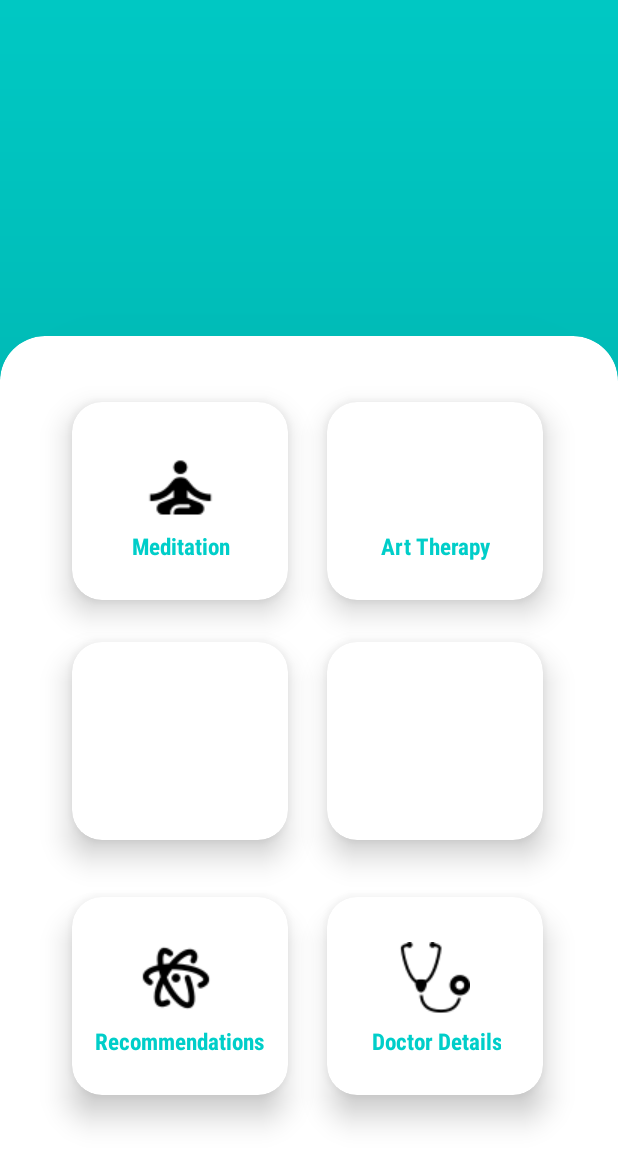
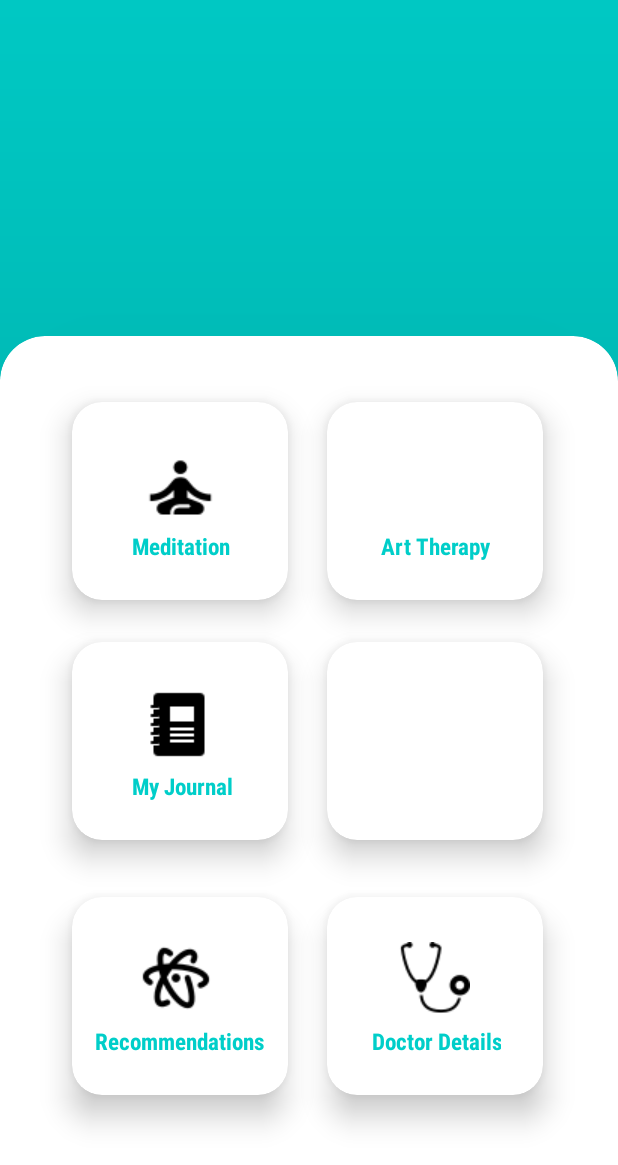
Before and after one commit to chanu16/MellowApp_test01, an Android app: the HomeActivity screen opened directly, with no data from a screen before it, on a phone screen of 412 x 824 dp. Shown: the top 1165 px of the screen. Run offline under Robolectric (Android 15) with nearby library versions, the phone set to English and light mode, and no system bars.

Commit message:
Connected the journal UIs

```diff
--- a/app/src/main/java/com/example/mellowapp/HomeActivity.java
+++ b/app/src/main/java/com/example/mellowapp/HomeActivity.java
@@ -23,4 +23,9 @@ public class HomeActivity extends AppCompatActivity {
         Intent intent = new Intent(getApplicationContext(), RecommendationMain.class);
         startActivity(intent);
     }
+
+    public void goToJournalFirst(View view) {
+        Intent intent = new Intent(getApplicationContext(), JournalFirstMenu.class);
+        startActivity(intent);
+    }
 }
--- a/app/src/main/res/layout/activity_home.xml
+++ b/app/src/main/res/layout/activity_home.xml
@@ -106,7 +106,31 @@
                 app:cardCornerRadius="20dp"
                 app:cardMaxElevation="12dp"
                 app:cardPreventCornerOverlap="true"
-                app:cardUseCompatPadding="true" />
+                app:cardUseCompatPadding="true" >
+
+                <ImageButton
+                    android:id="@+id/imageButton16"
+                    android:layout_width="wrap_content"
+                    android:layout_height="wrap_content"
+                    android:layout_marginLeft="45dp"
+                    android:layout_marginTop="30dp"
+                    android:background="@android:color/transparent"
+                    android:onClick="goToJournalFirst"
+                    app:srcCompat="@drawable/journal" />
+
+                <TextView
+                    android:id="@+id/textView37"
+                    android:layout_width="wrap_content"
+                    android:layout_height="wrap_content"
+                    android:layout_marginLeft="40dp"
+                    android:layout_marginTop="85dp"
+                    android:fontFamily="sans-serif-condensed-medium"
+                    android:textAlignment="center"
+                    android:textColor="@color/btcolor"
+                    android:textSize="15sp"
+                    android:textStyle="bold"
+                    android:text="My Journal" />
+            </androidx.cardview.widget.CardView>
 
             <androidx.cardview.widget.CardView
                 android:layout_width="180dp"
--- a/app/src/main/res/layout/activity_journal_entry_check.xml
+++ b/app/src/main/res/layout/activity_journal_entry_check.xml
@@ -116,8 +116,9 @@
         android:layout_width="136dp"
         android:layout_height="43dp"
         android:layout_marginTop="88dp"
+        android:background="@drawable/roundbutton"
+        android:onClick="goToJournalList"
         android:text="View History"
-        android:background="@drawable/roundbutton"
         android:textColor="@color/white"
         app:layout_constraintBottom_toBottomOf="parent"
         app:layout_constraintEnd_toEndOf="parent"
--- a/app/src/main/res/layout/activity_journal_first_menu.xml
+++ b/app/src/main/res/layout/activity_journal_first_menu.xml
@@ -69,10 +69,11 @@
         android:layout_marginTop="45dp"
         android:layout_marginEnd="23dp"
         android:layout_marginBottom="141dp"
+        android:background="@drawable/roundview"
+        android:backgroundTint="@color/btcolor"
+        android:onClick="goToJournalInput"
         android:text="Journal Writing"
         android:textColor="@color/white"
-        android:backgroundTint="@color/btcolor"
-        android:background="@drawable/roundview"
         app:layout_constraintBottom_toBottomOf="parent"
         app:layout_constraintEnd_toEndOf="parent"
         app:layout_constraintStart_toStartOf="parent"
--- a/app/src/main/res/layout/activity_journal_input.xml
+++ b/app/src/main/res/layout/activity_journal_input.xml
@@ -108,6 +108,7 @@
         android:layout_height="45dp"
         android:layout_marginBottom="76dp"
         android:background="@drawable/roundbutton"
+        android:onClick="goToJournalEntry"
         android:text="Save"
         app:layout_constraintBottom_toBottomOf="parent"
         app:layout_constraintEnd_toEndOf="parent"
```
Also changed, not shown: app/src/main/java/com/example/mellowapp/JournalEntryCheck.java (+7 -0 lines), app/src/main/java/com/example/mellowapp/JournalFirstMenu.java (+7 -0 lines), app/src/main/java/com/example/mellowapp/JournalInput.java (+7 -0 lines), app/src/main/res/drawable/journal.png (added).
